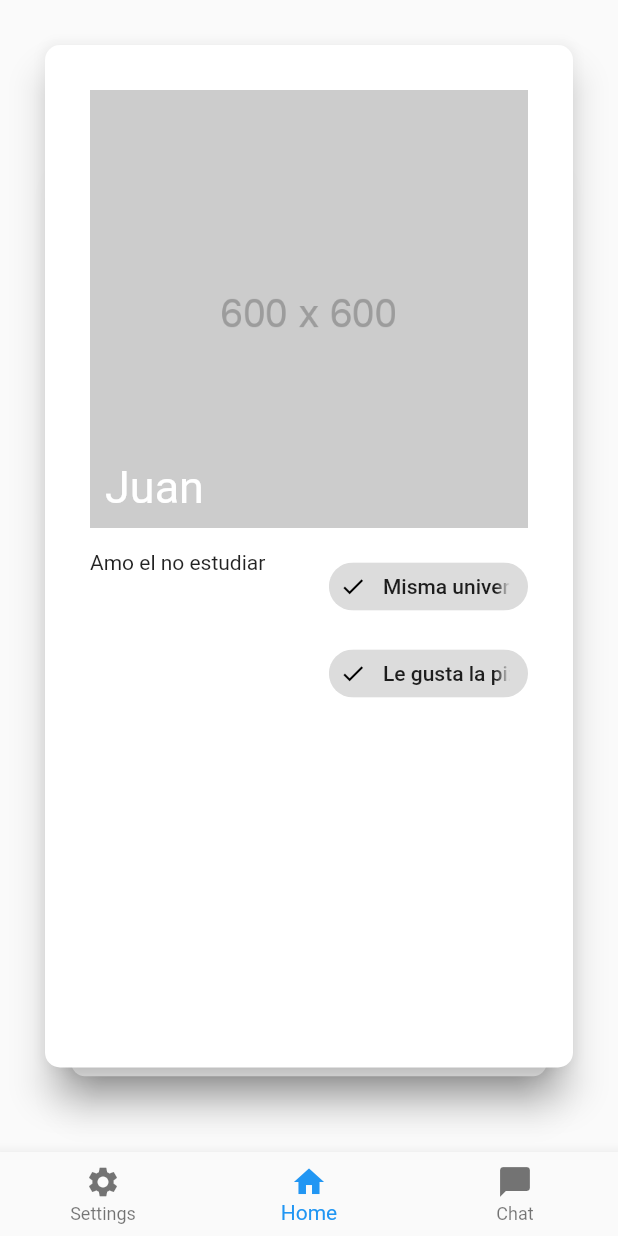
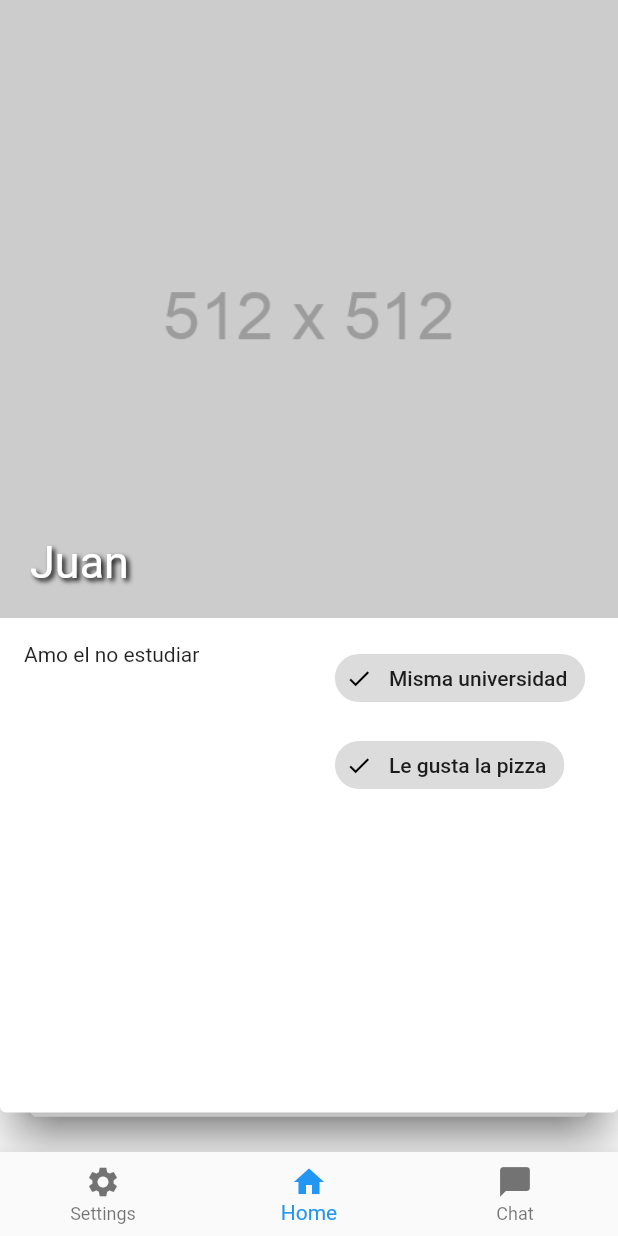
Before and after one commit to lucastarche/studdy-buddy, a Flutter app: the screen it shows after launch, on a phone screen of 412 x 824 dp. Run offline on Flutter 3.47's test engine with Material 2 defaults, Android fonts, the phone set to English and light mode, and no system bars; drawn by our look-alikes of appinio_swiper; our stand-ins replace firebase_core; accounts and stored records are empty.

Commit message:
Refactor card styling

```diff
--- a/lib/components/user_card.dart
+++ b/lib/components/user_card.dart
@@ -24,26 +24,26 @@ class _UserCardState extends State<UserCard> {
       color: Colors.white,
       fontSize: 30,
     );
+
     return Card(
-      shape: RoundedRectangleBorder(borderRadius: BorderRadius.circular(10)),
       elevation: 10,
-      margin: const EdgeInsets.all(30),
       color: Colors.white,
-      child: SizedBox(
-        width: 500,
-        child: Padding(
-          padding: const EdgeInsets.all(30.0),
+      margin: EdgeInsets.zero,
       child: Column(
         children: [
-              ImageAndName(style: style, name: widget.name, image: widget.pfp),
-              const SizedBox(
-                height: 15,
+          ImageAndName(
+            style: style,
+            name: widget.name,
+            image: widget.pfp,
           ),
-              UserInformation(
-                  description: widget.description, prosArray: widget.prosArray)
-            ],
+          Padding(
+            padding: const EdgeInsets.all(16.0),
+            child: UserInformation(
+              description: widget.description,
+              prosArray: widget.prosArray,
             ),
           ),
+        ],
       ),
     );
   }
@@ -53,25 +53,33 @@ class ImageAndName extends StatelessWidget {
   final String name;
   final Image image;
   final TextStyle style;
-  const ImageAndName(
-      {super.key,
+  const ImageAndName({
+    super.key,
     required this.name,
     required this.image,
-      required this.style});
+    required this.style,
+  });
+
   @override
   Widget build(BuildContext context) {
     return Stack(
       children: [
-        Positioned(child: image),
         Positioned(
-          bottom: 0,
-          child: Padding(
-            padding: const EdgeInsets.all(10),
+          child: image,
+        ),
+        Positioned(
+          bottom: 20,
+          left: 20,
           child: Text(
             name,
-              style: style,
+            style: style.copyWith(shadows: [
+              const Shadow(
+                blurRadius: 4.0,
+                color: Colors.black,
+                offset: Offset(2, 2),
+              ),
+            ]),
             softWrap: true,
-            ),
           ),
         ),
       ],
@@ -104,14 +112,16 @@ class UserInformation extends StatelessWidget {
           flex: 1,
           child: SizedBox(
             width: 1,
-            )),
+          ),
+        ),
         Flexible(
           fit: FlexFit.tight,
           flex: 5,
           child: Wrap(
             runSpacing: 10,
             children: prosArray.map((e) => Tick(label: e)).toList(),
-            )),
+          ),
+        ),
       ],
     );
   }
--- a/lib/home/home.dart
+++ b/lib/home/home.dart
@@ -12,13 +12,13 @@ class HomePage extends StatelessWidget {
   List<Widget> cards = [
     UserCard(
       name: "Juan",
-      pfp: Image.asset("assets/600x600.png"),
+      pfp: Image.asset("assets/512x512.png"),
       description: "Amo el no estudiar",
       prosArray: ["Misma universidad", "Le gusta la pizza"],
     ),
     UserCard(
       name: "Pedro",
-      pfp: Image.asset("assets/600x600.png"),
+      pfp: Image.asset("assets/512x512.png"),
       description: "dale que se aprueba wacho",
       prosArray: ["Vive a 3km", "Cursa algebra"],
     ),
@@ -35,7 +35,7 @@ class HomePage extends StatelessWidget {
             children: [
               SizedBox(
                 height: MediaQuery.of(context).size.height * 0.9,
-                width: 600.0,
+                width: 512.0,
                 child: AppinioSwiper(
                   loop: true,
                   cardsBuilder: (context, index) => cards[index],
--- a/pubspec.yaml
+++ b/pubspec.yaml
@@ -64,6 +64,7 @@ flutter:
   # To add assets to your application, add an assets section, like this:
   assets:
     - assets/64x64.png
+    - assets/512x512.png
     - assets/600x600.png
   #   - images/a_dot_burr.jpeg
   #   - images/a_dot_ham.jpeg
```
Also changed, not shown: assets/512x512.png (added). Lines whose indentation alone changed are shown as unchanged.
